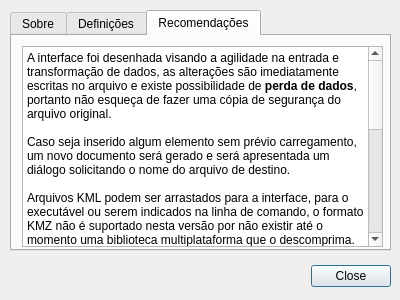
Above: dialogs/aboutdialog.ui from cragapito/qtkamal before the change. Below: the same form after it.
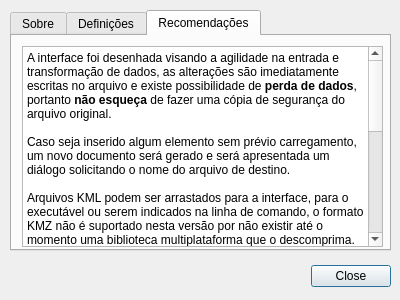
That is the form after the change. The open tabs and pages were chosen to show the change. Icons and pictures are not drawn.

Commit message: Versão 0.42.45 com fontes completos (independentes do kamal), também compilável para plataforma win32 (com appicon).

```diff
--- a/dialogs/aboutdialog.ui
+++ b/dialogs/aboutdialog.ui
@@ -206,13 +206,13 @@
 &lt;html&gt;&lt;head&gt;&lt;meta name=&quot;qrichtext&quot; content=&quot;1&quot; /&gt;&lt;style type=&quot;text/css&quot;&gt;
 p, li { white-space: pre-wrap; }
 &lt;/style&gt;&lt;/head&gt;&lt;body style=&quot; font-family:'Sans Serif'; font-size:9pt; font-weight:400; font-style:normal;&quot;&gt;
-&lt;p style=&quot; margin-top:0px; margin-bottom:0px; margin-left:0px; margin-right:0px; -qt-block-indent:0; text-indent:0px;&quot;&gt;A interface foi desenhada visando a agilidade na entrada e transformação de dados, as alterações são imediatamente escritas no arquivo e existe possibilidade de &lt;span style=&quot; font-weight:600;&quot;&gt;perda de dados&lt;/span&gt;, portanto não esqueça de fazer uma cópia de segurança do arquivo original.&lt;/p&gt;
+&lt;p style=&quot; margin-top:0px; margin-bottom:0px; margin-left:0px; margin-right:0px; -qt-block-indent:0; text-indent:0px;&quot;&gt;A interface foi desenhada visando a agilidade na entrada e transformação de dados, as alterações são imediatamente escritas no arquivo e existe possibilidade de &lt;span style=&quot; font-weight:600;&quot;&gt;perda de dados&lt;/span&gt;, portanto &lt;span style=&quot; font-weight:600;&quot;&gt;não esqueça&lt;/span&gt; de fazer uma cópia de segurança do arquivo original.&lt;/p&gt;
 &lt;p style=&quot;-qt-paragraph-type:empty; margin-top:0px; margin-bottom:0px; margin-left:0px; margin-right:0px; -qt-block-indent:0; text-indent:0px;&quot;&gt;&lt;br /&gt;&lt;/p&gt;
 &lt;p style=&quot; margin-top:0px; margin-bottom:0px; margin-left:0px; margin-right:0px; -qt-block-indent:0; text-indent:0px;&quot;&gt;Caso seja inserido algum elemento sem prévio carregamento, um novo documento será gerado e será apresentada um diálogo solicitando o nome do arquivo de destino.&lt;/p&gt;
 &lt;p style=&quot;-qt-paragraph-type:empty; margin-top:0px; margin-bottom:0px; margin-left:0px; margin-right:0px; -qt-block-indent:0; text-indent:0px;&quot;&gt;&lt;br /&gt;&lt;/p&gt;
 &lt;p style=&quot; margin-top:0px; margin-bottom:0px; margin-left:0px; margin-right:0px; -qt-block-indent:0; text-indent:0px;&quot;&gt;Arquivos KML podem ser arrastados para a interface, para o executável ou serem indicados na linha de comando, o formato KMZ não é suportado nesta versão por não existir até o momento uma biblioteca multiplataforma que o descomprima.&lt;/p&gt;
 &lt;p style=&quot;-qt-paragraph-type:empty; margin-top:0px; margin-bottom:0px; margin-left:0px; margin-right:0px; -qt-block-indent:0; text-indent:0px;&quot;&gt;&lt;br /&gt;&lt;/p&gt;
-&lt;p style=&quot; margin-top:0px; margin-bottom:0px; margin-left:0px; margin-right:0px; -qt-block-indent:0; text-indent:0px;&quot;&gt;As alterações no arquivo são as mínimas possíveis, ele deve ser capaz de reconhecer ícones de &lt;span style=&quot; font-weight:600;&quot;&gt;pontos&lt;/span&gt; acrescentadas ou alteradas por um browser terrestre como o GoogleEarth®. Os itens podem ser promovidos e demovidos, ou seja, arrastados para outro grupo, neste caso serão redefinidos para estilos pré-formatados, podem ser copiados segurando-se a tecla &amp;lt;Ctrl&amp;gt; &lt;span style=&quot; font-weight:600;&quot;&gt;antes&lt;/span&gt; de serem arrastados, verificações posteriores sobre a situação da tecla não serão realizadas.&lt;/p&gt;
+&lt;p style=&quot; margin-top:0px; margin-bottom:0px; margin-left:0px; margin-right:0px; -qt-block-indent:0; text-indent:0px;&quot;&gt;As alterações no arquivo são as mínimas possíveis, ele deve ser capaz de reconhecer ícones de &lt;span style=&quot; font-weight:600;&quot;&gt;pontos&lt;/span&gt; acrescentadas ou alteradas por um browser terrestre como o GoogleEarth®. Os itens podem ser promovidos e demovidos, ou seja, arrastados para outro grupo, neste caso serão redefinidos para estilos pré-formatados, podem ser &lt;span style=&quot; font-weight:600;&quot;&gt;copiados&lt;/span&gt; segurando-se a tecla &amp;lt;Ctrl&amp;gt;.&lt;/p&gt;
 &lt;p style=&quot;-qt-paragraph-type:empty; margin-top:0px; margin-bottom:0px; margin-left:0px; margin-right:0px; -qt-block-indent:0; text-indent:0px;&quot;&gt;&lt;br /&gt;&lt;/p&gt;
 &lt;p style=&quot; margin-top:0px; margin-bottom:0px; margin-left:0px; margin-right:0px; -qt-block-indent:0; text-indent:0px;&quot;&gt;Os itens de área não são suportados diretamente pela padronização KML até o momento, os itens são aproximados para polígonos e podem conter erros de posicionamento. A definição do polígono é calculada a cada alteração utilizando atributos extras gerados pelo programa, a falta destes atributos impede o carregamento do item e as alterações externas na definição do poligono serão sobreescritas a cada alteração.&lt;/p&gt;
 &lt;p style=&quot;-qt-paragraph-type:empty; margin-top:0px; margin-bottom:0px; margin-left:0px; margin-right:0px; -qt-block-indent:0; text-indent:0px;&quot;&gt;&lt;br /&gt;&lt;/p&gt;
```
Left out of the diff: 2 changed lines with no effect on the pictures. The commit also changes 13 other files.
